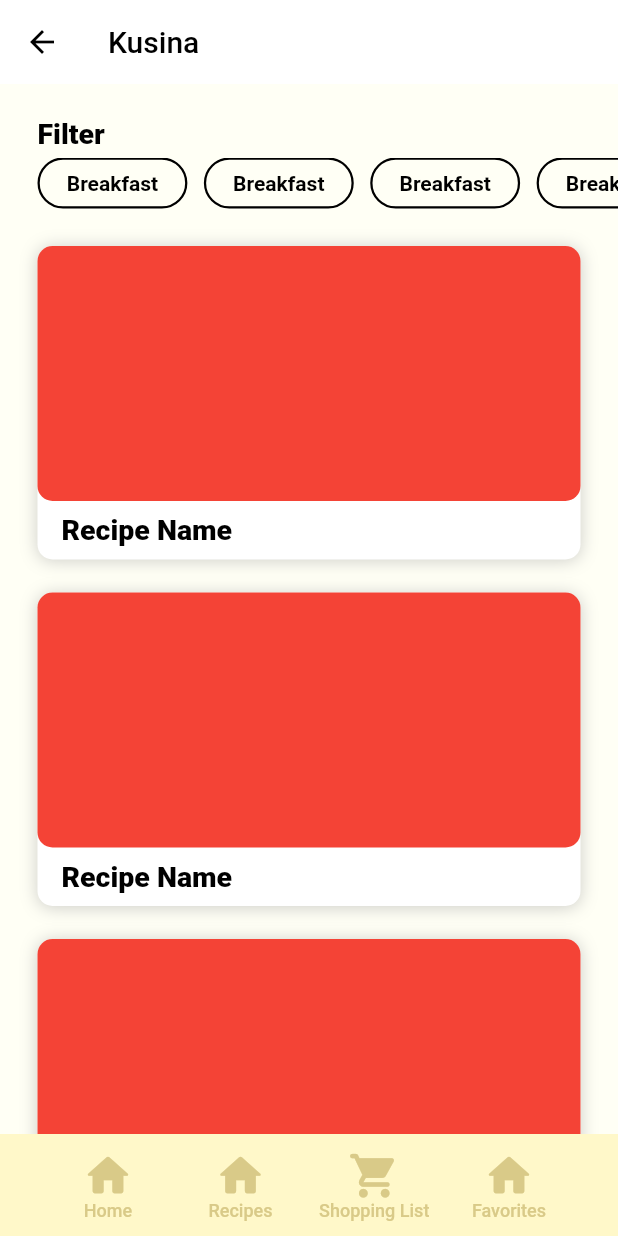
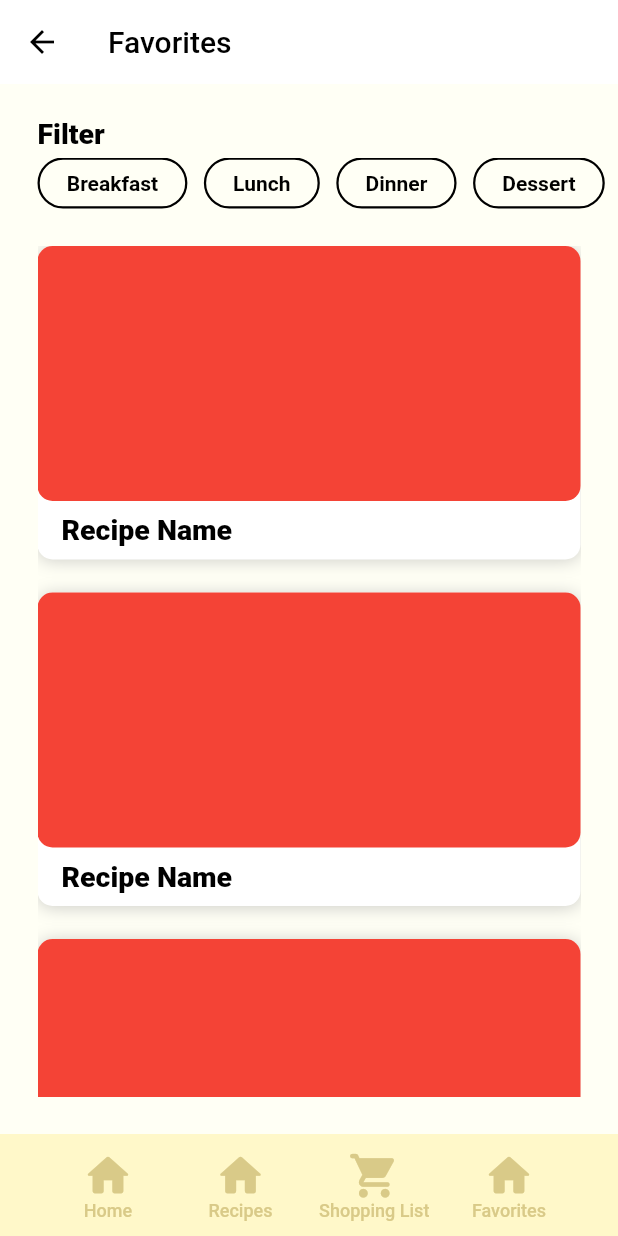
Before and after one commit to Alessa-Gillespie/Kusina-App, a Flutter app: the FavoritesPageScreen screen opened directly, on a phone screen of 412 x 824 dp. Run offline on Flutter 3.47's test engine with Material 2 defaults, Android fonts, the phone set to English and light mode, and no system bars.

Commit message:
1.complete favorites page lay out 2. added nav bar to screen pages

```diff
--- a/lib/main.dart
+++ b/lib/main.dart
@@ -1,6 +1,4 @@
 /*
-
-//TODO: create theme for app (color scheme, font styles and size) which will be used in all pages
 
 //TODO: import Roboto font family
 
--- a/lib/navbar.dart
+++ b/lib/navbar.dart
@@ -28,7 +28,7 @@ class NavBar extends StatelessWidget {
                   text: 'Home',
                   onPress: () {
 
-                    Navigator.pushNamed(context, AppRoutes.ingredientsPageScreen);
+                    Navigator.pushNamed(context, AppRoutes.homePage);
                   }
               ),
               Padding(
@@ -52,7 +52,7 @@ class NavBar extends StatelessWidget {
                   icon: Icons.home_rounded,
                   text: 'Favorites',
                   onPress: () {
-                    // Navigator.pushNamed(context, AppRoutes.favoritesPageScreen);
+                    Navigator.pushNamed(context, AppRoutes.favoritesPageScreen);
                   }
               ),
             ],
--- a/lib/routes/app_routes.dart
+++ b/lib/routes/app_routes.dart
@@ -30,7 +30,7 @@ class AppRoutes {
   static const String shoppingListScreen= '/shopping_list_screen';
   static const String resultsPageScreen = '/results_page_screen';
   // static const String favoritesPageEmptyScreen = '/favorites_page_empty_screen';
-  // static const String favoritesPageScreen = '/favorites_page_screen';
+  static const String favoritesPageScreen = '/favorites_page_screen';
   // static const String appNavigationScreen = '/app_navigation_screen';
 
    // Recipe Instruction Pages
@@ -51,7 +51,7 @@ class AppRoutes {
     resultsPageScreen: (context) => ResultsPageScreen(),
     shoppingListScreen: (context) => ShoppingList(),
     // favoritesPageEmptyScreen: (context) => FavoritesPageEmptyScreen(),
-    // favoritesPageScreen: (context) => FavoritesPageScreen(),
+    favoritesPageScreen: (context) => FavoritesPageScreen(),
     // appNavigationScreen: (context) => AppNavigationScreen()
 
     // Recipe Instruction Pages
--- a/lib/screens/favorites_page_screen.dart
+++ b/lib/screens/favorites_page_screen.dart
@@ -1,7 +1,6 @@
 import 'package:flutter/material.dart';
 import 'package:kusina_app_v3/recipe_block.dart';
 import 'package:kusina_app_v3/button_components.dart';
-import 'package:kusina_app_v3/routes//app_routes.dart';
 import 'package:kusina_app_v3/styles.dart';
 import 'package:kusina_app_v3/navbar.dart';
 
@@ -18,6 +17,8 @@ class FavoritesPageScreen extends StatefulWidget {
 }
 
 class _FavoritesPageScreenState extends State<FavoritesPageScreen> {
+  bool favoritesListIsEmpty = false;
+
   //TEMPORARY CONTAINER PLACEHOLDER FOR IMAGE
   Container placeholder = Container(
     //put image widget here instead of container
@@ -60,7 +61,7 @@ class _FavoritesPageScreenState extends State<FavoritesPageScreen> {
                     },
                   ),
                   FilterButton(
-                    text: 'Breakfast',
+                    text: 'Lunch',
                     onPress: () {
                       //change button color
                       setState((){
@@ -70,7 +71,7 @@ class _FavoritesPageScreenState extends State<FavoritesPageScreen> {
                     },
                   ),
                   FilterButton(
-                    text: 'Breakfast',
+                    text: 'Dinner',
                     onPress: () {
                       //change button color
                       setState((){
@@ -80,7 +81,7 @@ class _FavoritesPageScreenState extends State<FavoritesPageScreen> {
                     },
                   ),
                   FilterButton(
-                    text: 'Breakfast',
+                    text: 'Dessert',
                     onPress: () {
                       //change button color
                       setState((){
@@ -90,7 +91,7 @@ class _FavoritesPageScreenState extends State<FavoritesPageScreen> {
                     },
                   ),
                   FilterButton(
-                    text: 'Breakfast',
+                    text: 'Snack',
                     onPress: () {
                       //change button color
                       setState((){
@@ -109,9 +110,10 @@ class _FavoritesPageScreenState extends State<FavoritesPageScreen> {
   }
 
   Widget _buildRecipeBlocks(){
-    return Padding(
+    return Expanded(
+      child: Padding(
         padding: const EdgeInsets.all(25),
-      child: Column(
+        child: ListView(
           children: <RecipeBlock>[
             RecipeBlock(
               child: placeholder, //child height should be 170
@@ -142,6 +144,28 @@ class _FavoritesPageScreenState extends State<FavoritesPageScreen> {
             ),
           ],
         ),
+      ),
+    );
+  }
+
+  Widget _buildEmptySection(){
+    return Expanded(
+      child: Column(
+        crossAxisAlignment: CrossAxisAlignment.center,
+        mainAxisAlignment: MainAxisAlignment.center,
+        children: <Widget>[
+          Icon(
+            Icons.folder_rounded,
+            color: kEmptyPageTextColor,
+            size: 100,
+          ),
+          Text(
+            'You haven\'t added your\nfavorites yet',
+            textAlign: TextAlign.center,
+            style: kEmptyPageTextTextStyle,
+          )
+        ],
+      ),
     );
   }
 
@@ -151,19 +175,15 @@ class _FavoritesPageScreenState extends State<FavoritesPageScreen> {
       backgroundColor: kBackgroundColor,
       appBar: AppBar(
           //TODO: edit the header (add color, change font style)
-          title: Text('Kusina'),
+          title: Text('Favorites'),
       ),
-      body: ListView(
+      body: Column(//recipe blocks
         children: <Widget>[
           SizedBox(height: 22),
-          Expanded(
-            child: Column(//recipe blocks
-              children: <Widget>[
           _buildFilterSection(),//filter
-                _buildRecipeBlocks(),//recipe blocks
-              ],
-          ),
-        ),
+          favoritesListIsEmpty
+          ? _buildEmptySection()//empty display
+          : _buildRecipeBlocks(),// recipe blocks
         ],
       ),
       bottomNavigationBar: NavBar(),
--- a/lib/screens/results_page_screen.dart
+++ b/lib/screens/results_page_screen.dart
@@ -1,7 +1,7 @@
 import 'package:flutter/material.dart';
+import 'package:kusina_app_v3/navbar.dart';
 import 'package:kusina_app_v3/recipe_block.dart';
 import 'package:kusina_app_v3/button_components.dart';
-
 import 'package:kusina_app_v3/routes//app_routes.dart';
 
 // Import the provider packages
@@ -172,6 +172,8 @@ class resultsPageScreenState extends State<ResultsPageScreen> {
                     ),
                   ),
         ]
-                ))));
+                ))),
+        bottomNavigationBar: NavBar(),
+    );
   }
 }
--- a/lib/screens/shopping_list_screen.dart
+++ b/lib/screens/shopping_list_screen.dart
@@ -1,5 +1,6 @@
 import 'package:flutter/material.dart';
 import 'package:kusina_app_v3/routes//app_routes.dart';
+import 'package:kusina_app_v3/navbar.dart';
 
 // Import the provider packages
 import 'package:provider/provider.dart';
@@ -136,6 +137,7 @@ class _shoppingListState extends State<ShoppingList> {
           ),
         ),
       ),
+      bottomNavigationBar: NavBar(),
     );
   }
 }
```
Also changed, not shown: lib/screens/home_page_screen.dart (+0 -11 lines). Lines whose indentation alone changed are shown as unchanged.
